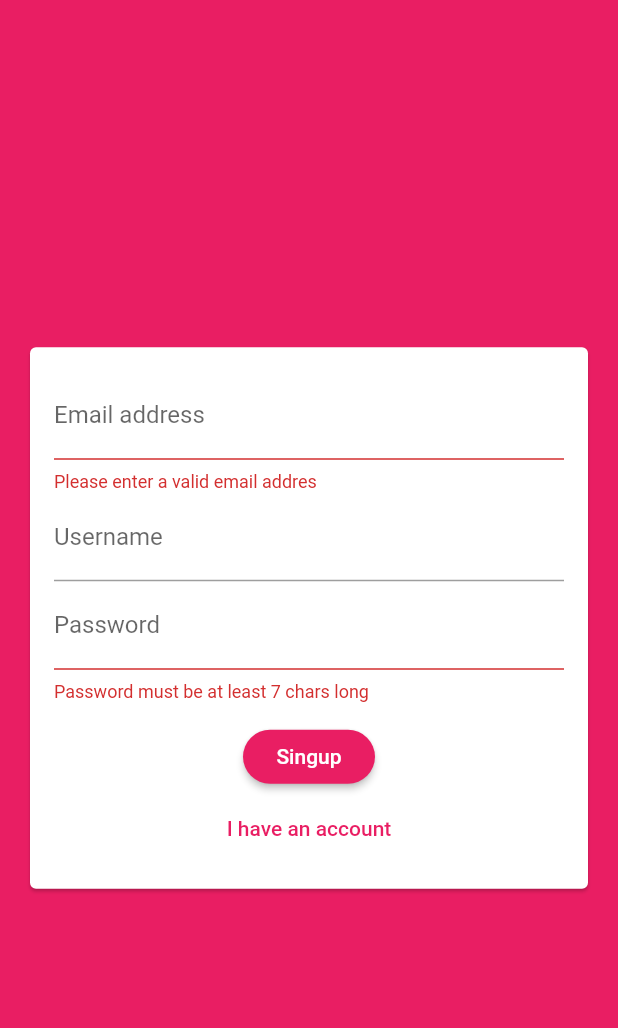
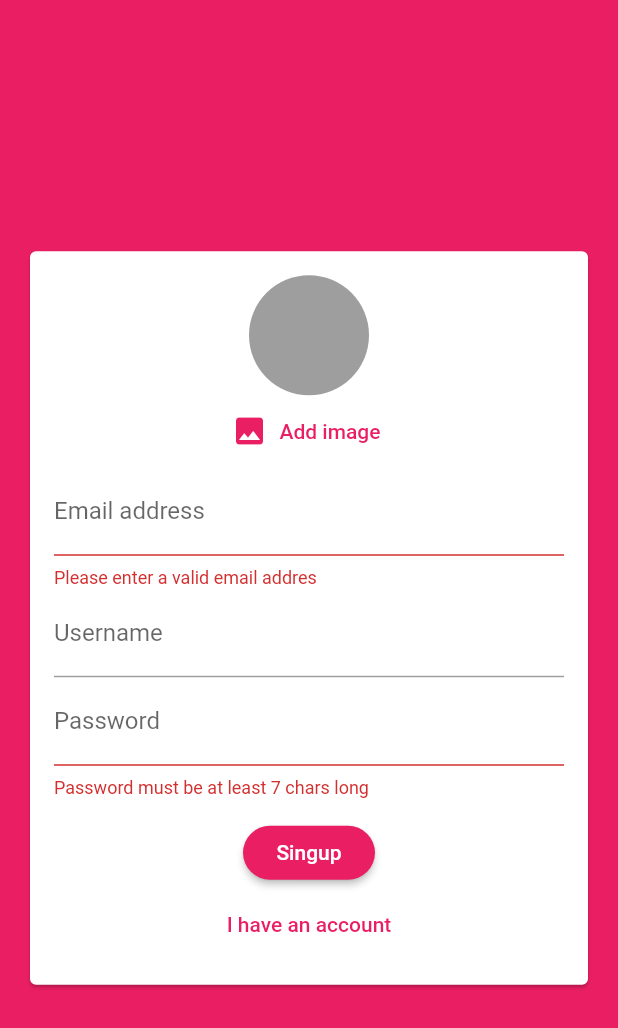
Before and after one commit to gabrielfvf7/flutter, a Flutter app: the screen it shows after launch, after a tap on "Login", after a tap on "Create new account", on a phone screen of 412 x 824 dp. Shown: the top 1028 px of the screen. Run offline on Flutter 3.47's test engine with Material 2 defaults, Android fonts, the phone set to English and light mode, and no system bars; our stand-ins replace cloud_firestore, firebase_auth, firebase_messaging, firebase_storage, google_maps_flutter, image_picker and 3 more; accounts and stored records are empty.

```diff
--- a/chatApp/lib/screens/auth_screen.dart
+++ b/chatApp/lib/screens/auth_screen.dart
@@ -3,6 +3,8 @@ import 'package:flutter/material.dart';
 import 'package:firebase_auth/firebase_auth.dart';
 import 'package:flutter/services.dart';
 import 'package:cloud_firestore/cloud_firestore.dart';
+import 'package:firebase_storage/firebase_storage.dart';
+import 'dart:io';
 
 class AuthScreen extends StatefulWidget {
   @override
@@ -17,6 +19,7 @@ class _AuthScreenState extends State<AuthScreen> {
     String email,
     String username,
     String password,
+    File image,
     bool isLogin,
     BuildContext ctx,
   ) async {
@@ -29,13 +32,22 @@ class _AuthScreenState extends State<AuthScreen> {
             email: email, password: password);
       } else {
         authResult = await _auth.createUserWithEmailAndPassword(
-            email: email, password: password);
+          email: email,
+          password: password,
+        );
+        final ref = FirebaseStorage.instance
+            .ref()
+            .child('user_image')
+            .child(authResult.user.uid + '.jpg');
+        await ref.putFile(image).onComplete;
+        final url = await ref.getDownloadURL();
         await Firestore.instance
             .collection('users')
             .document(authResult.user.uid)
             .setData({
           'username': username,
           'email': email,
+          'image_url': url,
         });
         setState(() => _isLoading = true);
       }
--- a/chatApp/lib/widgets/auth/auth_form.dart
+++ b/chatApp/lib/widgets/auth/auth_form.dart
@@ -1,3 +1,6 @@
+import 'dart:io';
+
+import 'package:chatApp/widgets/pickers/user_image_picker.dart';
 import 'package:flutter/material.dart';
 
 class AuthForm extends StatefulWidget {
@@ -5,6 +8,7 @@ class AuthForm extends StatefulWidget {
     String email,
     String username,
     String password,
+    File image,
     bool isLogin,
     BuildContext ctx,
   ) submitForm;
@@ -22,10 +26,23 @@ class _AuthFormState extends State<AuthForm> {
   String _userEmail = '';
   String _userName = '';
   String _userPassword = '';
+  File _userImageFile;
+
+  void _pickedImage(File image) => _userImageFile = image;
 
   void _trySubmit() {
     final isValid = _formKey.currentState.validate();
     FocusScope.of(context).unfocus(); //fecha o teclado
+
+    if (_userImageFile == null && !_isLogin) {
+      Scaffold.of(context).showSnackBar(
+        SnackBar(
+          content: Text('Please pick an image'),
+          backgroundColor: Theme.of(context).errorColor,
+        ),
+      );
+      return;
+    }
 
     if (isValid) {
       _formKey.currentState.save();
@@ -33,6 +50,7 @@ class _AuthFormState extends State<AuthForm> {
         _userEmail.trim(),
         _userName.trim(),
         _userPassword.trim(),
+        _userImageFile,
         _isLogin,
         context,
       );
@@ -52,6 +70,7 @@ class _AuthFormState extends State<AuthForm> {
               child: Column(
                 mainAxisSize: MainAxisSize.min,
                 children: <Widget>[
+                  if (!_isLogin) UserImagePicker(_pickedImage),
                   TextFormField(
                     key: ValueKey('email'),
                     validator: (value) {
--- /dev/null
+++ b/chatApp/lib/widgets/pickers/user_image_picker.dart
@@ -0,0 +1,48 @@
+import 'package:flutter/material.dart';
+import 'dart:io';
+import 'package:image_picker/image_picker.dart';
+
+class UserImagePicker extends StatefulWidget {
+  final Function(File pickedImage) _imagePickFn;
+
+  UserImagePicker(this._imagePickFn);
+
+  @override
+  _UserImagePickerState createState() => _UserImagePickerState();
+}
+
+class _UserImagePickerState extends State<UserImagePicker> {
+  File _pickedImage;
+
+  void _pickImage() async {
+    final picker = ImagePicker();
+    final pickedImage = await picker.getImage(
+      source: ImageSource.camera,
+      imageQuality: 50,
+      maxWidth: 150,
+    );
+    final pickedImageFile = File(pickedImage.path);
+    widget._imagePickFn(pickedImageFile);
+    setState(() => _pickedImage = pickedImageFile);
+  }
+
+  @override
+  Widget build(BuildContext context) {
+    return Column(
+      children: <Widget>[
+        CircleAvatar(
+          radius: 40,
+          backgroundImage:
+              _pickedImage != null ? FileImage(_pickedImage) : null,
+          backgroundColor: Colors.grey,
+        ),
+        FlatButton.icon(
+          icon: Icon(Icons.image),
+          label: Text('Add image'),
+          textColor: Theme.of(context).primaryColor,
+          onPressed: _pickImage,
+        ),
+      ],
+    );
+  }
+}
--- /dev/null
+++ b/chatApp/package.json
@@ -0,0 +1,5 @@
+{
+  "dependencies": {
+    "firebase-tools": "^8.6.0"
+  }
+}
```
Also changed, not shown: chatApp/lib/screens/chat_screen.dart (+25 -2 lines), chatApp/lib/widgets/chat/message_bubble.dart (+51 -7 lines), chatApp/lib/widgets/chat/messages.dart (+17 -4 lines), chatApp/lib/widgets/chat/new_message.dart (+7 -0 lines), chatApp/pubspec.yaml (+43 -40 lines), chatApp/firebase.json (added), chatApp/pubspec.lock, 8 other files.
